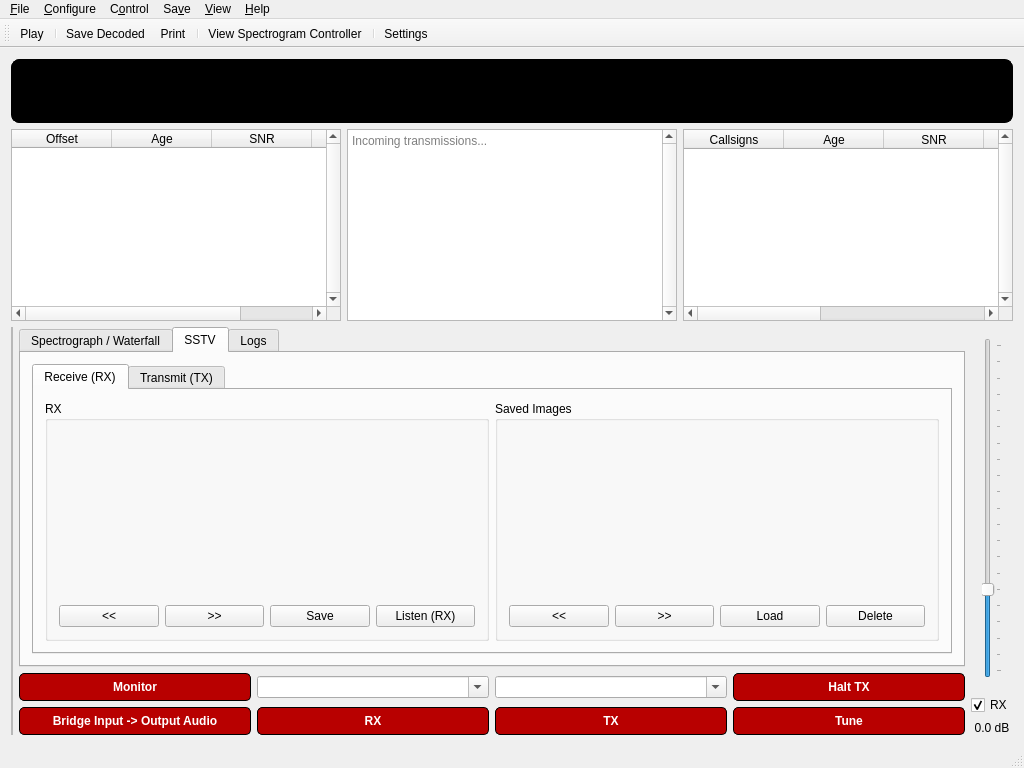
GekkoFyre/small-world-deluxe, file src/ui/mainwindow.ui: the form before one commit.
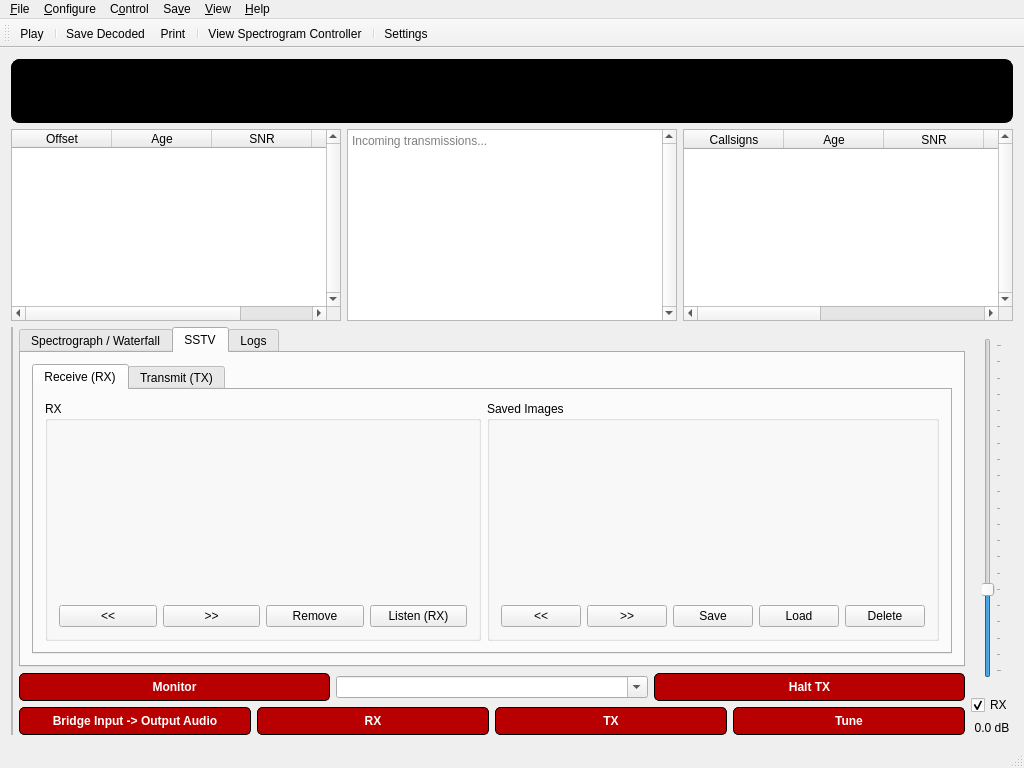
The form after the commit. The open tabs and pages were chosen to show the change.

Commit message: * Improved the portability of Small World Deluxe across disparate operating systems, by doing such things as changing the integer values so they're almost guaranteed to be the same across all different O/S' (for example by making use of qint16 instead of short and qint64 instead of size_t). * Improved the functionality of the SSTV section within the QMainWindow, you are now able to load images at a basic level for the transmission (TX) section.

```diff
--- a/src/ui/mainwindow.ui
+++ b/src/ui/mainwindow.ui
@@ -604,9 +604,12 @@
                             </widget>
                            </item>
                            <item>
-                            <widget class="QPushButton" name="pushButton_sstv_rx_save_image">
+                            <widget class="QPushButton" name="pushButton_sstv_rx_remove">
+                             <property name="toolTip">
+                              <string>Permanently delete this image from memory.</string>
+                             </property>
                              <property name="text">
-                              <string>Save</string>
+                              <string>Remove</string>
                              </property>
                             </widget>
                            </item>
@@ -707,6 +710,16 @@
                              </property>
                             </widget>
                            </item>
+                           <item>
+                            <widget class="QPushButton" name="pushButton_sstv_rx_save_image">
+                             <property name="toolTip">
+                              <string>Do you wish to save this received (RX) image to your storage media?</string>
+                             </property>
+                             <property name="text">
+                              <string>Save</string>
+                             </property>
+                            </widget>
+                           </item>
                            <item>
                             <widget class="QPushButton" name="pushButton_sstv_rx_saved_image_load">
                              <property name="text">
@@ -1061,18 +1074,7 @@
                  </layout>
                 </item>
                 <item>
-                 <layout class="QHBoxLayout" name="horizontalLayout_10">
-                  <item>
-                   <widget class="QComboBox" name="comboBox_select_frequency_fine_tuning">
-                    <property name="toolTip">
-                     <string>Select the call-sign you wish to use to send out with your next transmission.</string>
-                    </property>
-                    <property name="editable">
-                     <bool>true</bool>
-                    </property>
-                   </widget>
-                  </item>
-                 </layout>
+                 <layout class="QHBoxLayout" name="horizontalLayout_10"/>
                 </item>
                 <item>
                  <layout class="QHBoxLayout" name="horizontalLayout_15">
```
Left out of the diff: 43 changed lines with no effect on the pictures. The commit also changes 14 other files.
